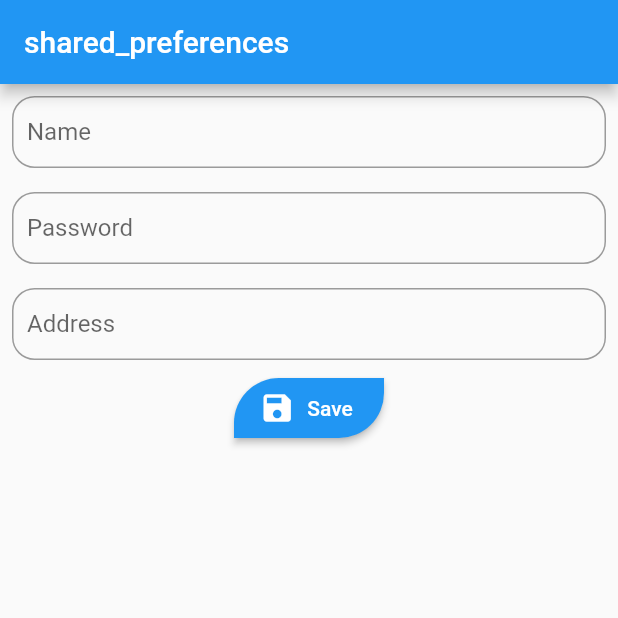
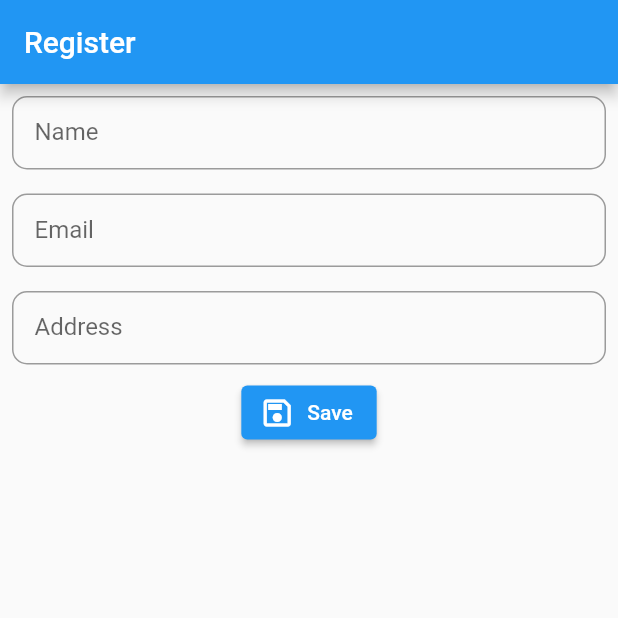
Before and after one commit to MyoMin-Latt/flutter-share-preference, a Flutter app: the screen it shows after launch, after a tap on "Save", on a phone screen of 412 x 824 dp, the top half of it. Run offline on Flutter 3.47's test engine with Material 2 defaults, Android fonts, the light colour scheme and no system bars; our stand-ins replace shared_preferences.

Commit message:
@14.5 Login App( SharedPreference) [Part 2]

```diff
--- a/lib/main.dart
+++ b/lib/main.dart
@@ -1,103 +1,26 @@
 // @14.1 Sharedpreference Storage
 // @14.2 Sharedpreference (part 2)
 // @14.3 Sharedpreference Storage (Part 3)
+// @14.4 Login App (SharedPreference) [Part 1]
+// @14.5 Login App( SharedPreference) [Part 2]
+
 
 
 
 import 'package:flutter/material.dart';
-import 'package:shared_preferences/shared_preferences.dart';
+import 'screen/home.dart';
 
 void main() {
   runApp(MyApp());
 }
+class MyApp extends StatelessWidget {
+  const MyApp({ Key? key }) : super(key: key);
 
-class MyApp extends StatefulWidget {
-  const MyApp({Key? key}) : super(key: key);
-
-  @override
-  _MyAppState createState() => _MyAppState();
-}
-
-class _MyAppState extends State<MyApp> {
-  @override
-  void initState() {
-    SharedPreferences.getInstance().then((preferences) {
-      _name.text = preferences.getString('name') ?? '';
-      _passwod.text = preferences.getString('password') ?? '';
-      _address.text = preferences.getString('address') ?? '';
-    });
-    super.initState();
-  }
-
-  final TextEditingController _name = TextEditingController();
-  final TextEditingController _passwod = TextEditingController();
-  final TextEditingController _address = TextEditingController();
   @override
   Widget build(BuildContext context) {
     return MaterialApp(
       debugShowCheckedModeBanner: false,
-      home: Scaffold(
-        appBar: AppBar(title: Text('shared_preferences')),
-        body: Column(
-          children: [
-            Padding(
-              padding: const EdgeInsets.all(8.0),
-              child: TextField(
-                  controller: _name,
-                  decoration: InputDecoration(
-                      contentPadding: EdgeInsets.all(10),
-                      border: OutlineInputBorder(
-                          borderRadius: BorderRadius.circular(15)),
-                      labelText: 'Name',
-                      hintText: 'Enter you name')),
-            ),
-            Padding(
-              padding: const EdgeInsets.all(8.0),
-              child: TextField(
-                  controller: _passwod,
-                  decoration: InputDecoration(
-                      contentPadding: EdgeInsets.all(10),
-                      border: OutlineInputBorder(
-                          borderRadius: BorderRadius.circular(15)),
-                      labelText: 'Password',
-                      hintText: 'Enter you password')),
-            ),
-            Padding(
-              padding: const EdgeInsets.all(8.0),
-              child: TextField(
-                  controller: _address,
-                  decoration: InputDecoration(
-                      contentPadding: EdgeInsets.all(10),
-                      border: OutlineInputBorder(
-                          borderRadius: BorderRadius.circular(15)),
-                      labelText: 'Address',
-                      hintText: 'Enter you address')),
-            ),
-            ElevatedButton.icon(
-                style: ElevatedButton.styleFrom(
-                    fixedSize: Size(100, 40),
-                    side: BorderSide(width: 10, style: BorderStyle.none),
-                    shape: RoundedRectangleBorder(
-                        borderRadius: BorderRadius.only(
-                            topLeft: Radius.circular(30),
-                            bottomRight: Radius.circular(30)))),
-                onPressed: () {
-                  saveSharePreference('name', _name.text);
-                  saveSharePreference('password', _passwod.text);
-                  saveSharePreference('address', _address.text);
-                  print(
-                      _name.text + '/ ' + _passwod.text + '/ ' + _address.text);
-                },
-                icon: Icon(Icons.save),
-                label: Text('Save'))
-          ],
-        ),
-      ),
+      home: HomeScreen(),
     );
   }
-
-  void saveSharePreference(String key, String value) async {
-    SharedPreferences preferences = await SharedPreferences.getInstance();
-    preferences.setString(key, value);
-  }
 }
--- /dev/null
+++ b/lib/screen/biography.dart
@@ -0,0 +1,19 @@
+import 'package:flutter/material.dart';
+
+class BiographyScreen extends StatefulWidget {
+  const BiographyScreen({ Key? key }) : super(key: key);
+
+  @override
+  _BiographyScreenState createState() => _BiographyScreenState();
+}
+
+class _BiographyScreenState extends State<BiographyScreen> {
+  @override
+  Widget build(BuildContext context) {
+    return Scaffold(
+      appBar: AppBar(
+        title: Text('Biography'),
+      ),
+    );
+  }
+}
--- /dev/null
+++ b/lib/screen/home.dart
@@ -0,0 +1,33 @@
+import 'package:flutter/material.dart';
+import 'package:share_preference01/screen/biography.dart';
+import 'package:share_preference01/screen/register.dart';
+import 'package:share_preference01/share_preference/share_preference.dart';
+
+class HomeScreen extends StatelessWidget {
+  const HomeScreen({ Key? key }) : super(key: key);
+
+  @override
+  Widget build(BuildContext context) {
+    return Scaffold(
+      body: FutureBuilder<bool>(
+        future: isLogin(),
+        builder: (context, snapshot){
+          if(snapshot.hasData){
+            if(snapshot.hasData != null && snapshot.data!){
+              return BiographyScreen();
+            }
+            else if(snapshot.data != null && snapshot.data == false){
+              return RegisterScreen();
+            }
+            else{
+              return Center(child: Text('Please check Future isLogin()'),);
+            }
+          }
+          else{
+            return Center(child: CircularProgressIndicator(),);
+          }
+        }
+      ),
+    );
+  }
+}
--- /dev/null
+++ b/lib/screen/register.dart
@@ -0,0 +1,82 @@
+import 'package:flutter/material.dart';
+import 'package:share_preference01/share_preference/share_preference.dart';
+
+class RegisterScreen extends StatefulWidget {
+  const RegisterScreen({Key? key}) : super(key: key);
+
+  @override
+  _RegisterScreenState createState() => _RegisterScreenState();
+}
+
+class _RegisterScreenState extends State<RegisterScreen> {
+  final _name = TextEditingController();
+  final _email = TextEditingController();
+  final _address = TextEditingController();
+  @override
+  Widget build(BuildContext context) {
+    return Scaffold(
+      appBar: AppBar(
+        title: Text('Register'),
+      ),
+      body: Column(
+        children: [
+          Padding(
+            padding: const EdgeInsets.all(8.0),
+            child: TextField(
+              keyboardType: TextInputType.name,
+              controller: _name,
+              decoration: InputDecoration(
+                contentPadding: EdgeInsets.all(15),
+                border:
+                    OutlineInputBorder(borderRadius: BorderRadius.circular(10)),
+                hintText: "Enter you name",
+                labelText: 'Name',
+              ),
+            ),
+          ),
+          Padding(
+            padding: const EdgeInsets.all(8.0),
+            child: TextField(
+              keyboardType: TextInputType.emailAddress,
+              controller: _email,
+              decoration: InputDecoration(
+                contentPadding: EdgeInsets.all(15),
+                border:
+                    OutlineInputBorder(borderRadius: BorderRadius.circular(10)),
+                hintText: "Enter you email",
+                labelText: 'Email',
+              ),
+            ),
+          ),
+          Padding(
+            padding: const EdgeInsets.all(8.0),
+            child: TextField(
+              keyboardType: TextInputType.phone,
+              controller: _address,
+              decoration: InputDecoration(
+                contentPadding: EdgeInsets.all(15),
+                border:
+                    OutlineInputBorder(borderRadius: BorderRadius.circular(10)),
+                hintText: "Enter you address",
+                labelText: 'Address',
+              ),
+            ),
+          ),
+          ElevatedButton.icon(
+              onPressed: () {
+                print(_name.text+"/ "+_email.text+"/ "+_address.text);
+                setState(() {
+
+                });
+                saveData(key: 'name', value: _name.text);
+                saveData(key: 'email', value: _email.text);
+                saveData(key: 'address', value: _address.text);
+                login(key: 'login', isLogin: true);
+              },
+              icon: Icon(Icons.save_outlined),
+              label: Text('Save'))
+        ],
+      ),
+    );
+  }
+}
--- /dev/null
+++ b/lib/share_preference/share_preference.dart
@@ -0,0 +1,14 @@
+import 'package:shared_preferences/shared_preferences.dart';
+
+Future<bool> isLogin()async {
+  SharedPreferences preferences = await SharedPreferences.getInstance();
+  return preferences.getBool('login') ?? false;
+}
+Future saveData({required String key, required String value})async{
+  SharedPreferences preferences = await SharedPreferences.getInstance();
+  return preferences.setString(key, value);
+}
+Future<bool> login({required String key, required bool isLogin})async{
+  SharedPreferences preferences = await SharedPreferences.getInstance();
+  return preferences.setBool(key, isLogin);
+}
```
